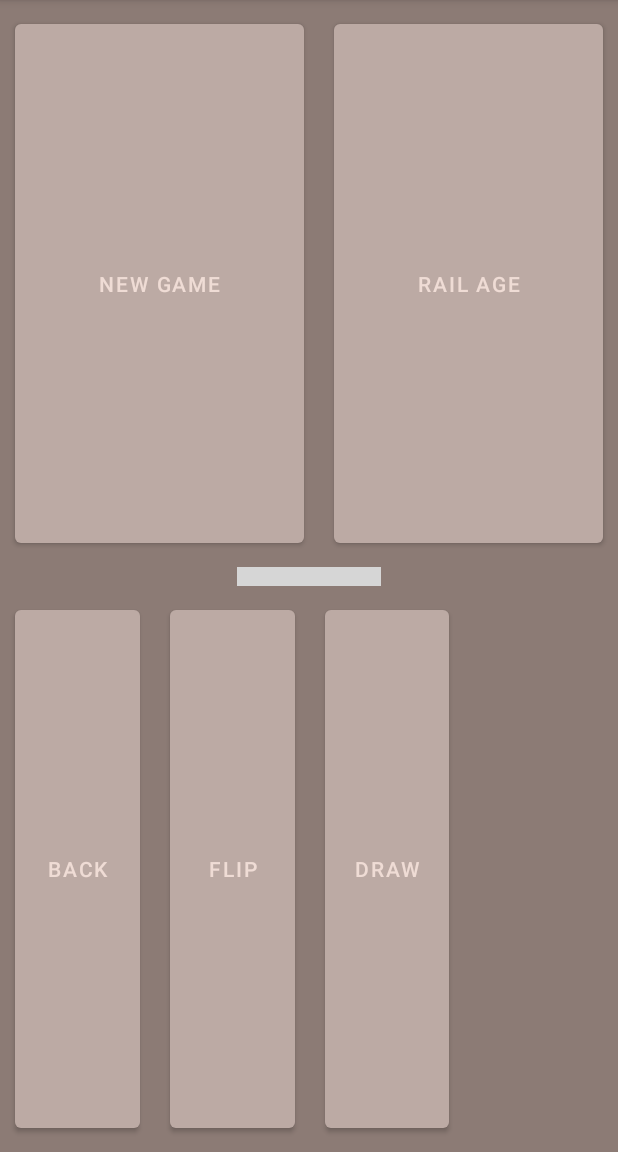
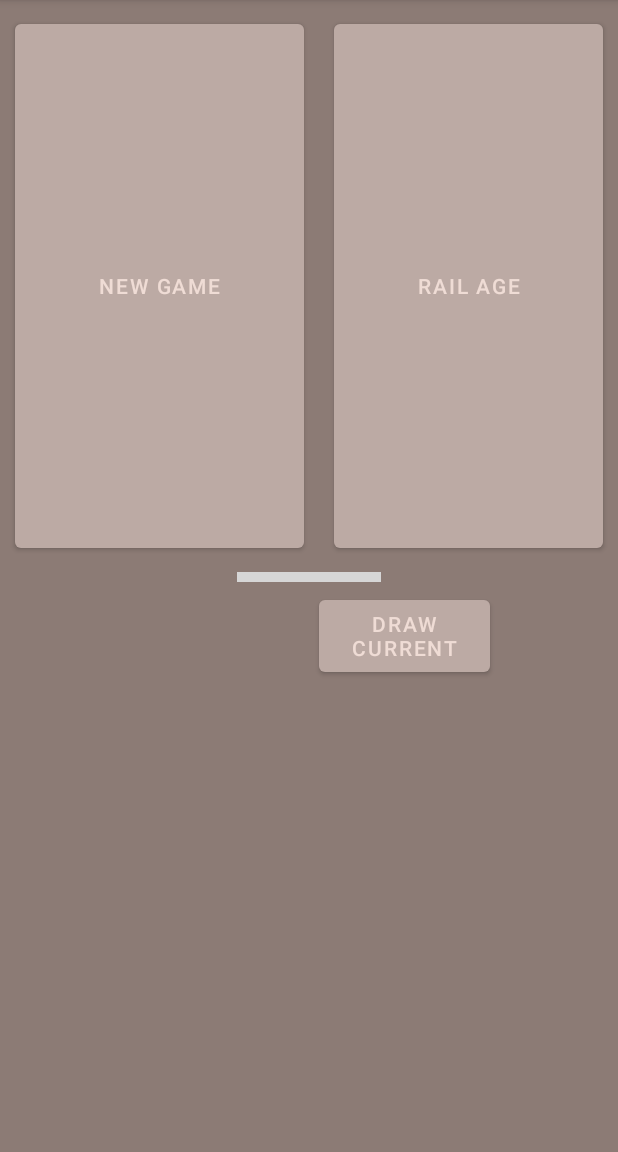
Before and after one commit to danielhlima/mautoma-brass-lancashire, an Android app: the GameFragment screen opened through its navigation route, on a phone screen of 412 x 824 dp, the part 84-1236 px from its top. Run offline under Robolectric (Android 15) with nearby library versions, the phone set to English and light mode, and no system bars; grey boxes are pictures that could not be loaded.

Commit message:
Buttons adjusted

```diff
--- a/app/src/main/java/br/com/mautomabrasslancashire/view/fragments/GameFragment.java
+++ b/app/src/main/java/br/com/mautomabrasslancashire/view/fragments/GameFragment.java
@@ -36,6 +36,7 @@ public class GameFragment extends Fragment implements DataOut.Callback<LiveData<
     private boolean firstDraw;
     private MediaPlayer player;
     private ProgressBar pBar;
+    private Button btDraw, btFlip, btTop, btBack;
 
 
     public GameFragment() {
@@ -69,7 +70,8 @@ public class GameFragment extends Fragment implements DataOut.Callback<LiveData<
 
         pBar = (ProgressBar)view.findViewById(R.id.pb_loading);
 
-        ((Button)view.findViewById(R.id.bt_back)).setOnClickListener(new View.OnClickListener() {
+        btBack = (Button)view.findViewById(R.id.bt_back);
+        btBack.setOnClickListener(new View.OnClickListener() {
             @Override
             public void onClick(View v) {
                 if(currentDeckIndex > 0){
@@ -94,14 +96,16 @@ public class GameFragment extends Fragment implements DataOut.Callback<LiveData<
             }
         });
 
-        ((Button)view.findViewById(R.id.bt_flip)).setOnClickListener(new View.OnClickListener() {
+        btFlip = (Button)view.findViewById(R.id.bt_flip);
+        btFlip.setOnClickListener(new View.OnClickListener() {
             @Override
             public void onClick(View v) {
                 flipCard();
             }
         });
 
-        ((Button)view.findViewById(R.id.bt_top)).setOnClickListener(new View.OnClickListener() {
+        btTop = (Button)view.findViewById(R.id.bt_top);
+        btTop.setOnClickListener(new View.OnClickListener() {
             @Override
             public void onClick(View v) {
                 if (currentDeckIndex + 1 == gameDeck.size()){
@@ -135,11 +139,13 @@ public class GameFragment extends Fragment implements DataOut.Callback<LiveData<
                 ((Button)view.findViewById(R.id.bt_top)).setVisibility(View.INVISIBLE);
                 ((Button)view.findViewById(R.id.bt_back)).setVisibility(View.INVISIBLE);
                 ((Button)view.findViewById(R.id.bt_flip)).setVisibility(View.INVISIBLE);
+                ((Button)view.findViewById(R.id.bt_next)).setText(R.string.draw_current);
                 player.start();
             }
         });
 
-        ((Button)view.findViewById(R.id.bt_next)).setOnClickListener(new View.OnClickListener() {
+        btDraw = (Button)view.findViewById(R.id.bt_next);
+        btDraw.setOnClickListener(new View.OnClickListener() {
             @Override
             public void onClick(View v) {
                 if(firstDraw){
@@ -181,9 +187,10 @@ public class GameFragment extends Fragment implements DataOut.Callback<LiveData<
                         });
                     }
                 }
-                ((Button)view.findViewById(R.id.bt_top)).setVisibility(View.VISIBLE);
-                ((Button)view.findViewById(R.id.bt_flip)).setVisibility(View.VISIBLE);
-                ((Button)view.findViewById(R.id.bt_back)).setVisibility(View.VISIBLE);
+                btTop.setVisibility(View.VISIBLE);
+                btFlip.setVisibility(View.VISIBLE);
+                btBack.setVisibility(View.VISIBLE);
+                btDraw.setText(R.string.draw_next);
                 player.start();
             }
         });
@@ -305,6 +312,11 @@ public class GameFragment extends Fragment implements DataOut.Callback<LiveData<
                     Collections.shuffle(deckC);
                 }
             }
+            btDraw.setText(R.string.draw_current);
+            btDraw.setVisibility(View.VISIBLE);
+            btBack.setVisibility(View.INVISIBLE);
+            btTop.setVisibility(View.INVISIBLE);
+            btFlip.setVisibility(View.INVISIBLE);
         }
 
         gameDeck.add(deckA.remove(0));
--- a/app/src/main/res/layout/fragment_deck_test.xml
+++ b/app/src/main/res/layout/fragment_deck_test.xml
@@ -15,7 +15,7 @@
     <LinearLayout
         android:layout_width="match_parent"
         android:layout_height="match_parent"
-        android:layout_weight="14"
+        android:layout_weight="13"
         android:orientation="horizontal">
 
         <Button
@@ -42,44 +42,45 @@
             android:layout_height="wrap_content"
             android:layout_gravity="center_horizontal"
             android:scaleType="fitStart"
-            android:layout_weight="3" />
+            android:layout_weight="3"
+            android:src="@drawable/a22f_cl"/>
 
         <LinearLayout
             android:layout_width="match_parent"
             android:layout_height="match_parent"
-            android:layout_weight="14"
+            android:layout_weight="13"
             android:orientation="horizontal">
 
             <Button
                 android:id="@+id/bt_back"
                 android:layout_width="wrap_content"
-                android:layout_height="match_parent"
-                android:layout_weight="3"
-                android:layout_margin="10dp"
+                android:layout_height="60dp"
+                android:layout_weight="2"
+                android:layout_margin="6dp"
                 android:text="@string/back"/>
 
             <Button
                 android:id="@+id/bt_flip"
                 android:layout_width="wrap_content"
-                android:layout_height="match_parent"
-                android:layout_margin="10dp"
-                android:layout_weight="3"
+                android:layout_height="60dp"
+                android:layout_margin="6dp"
+                android:layout_weight="2"
                 android:text="@string/flip"/>
 
             <Button
                 android:id="@+id/bt_next"
                 android:layout_width="wrap_content"
-                android:layout_height="match_parent"
-                android:layout_margin="10dp"
-                android:layout_weight="3"
-                android:text="@string/draw"/>
+                android:layout_height="60dp"
+                android:layout_margin="6dp"
+                android:layout_weight="2"
+                android:text="@string/draw_current"/>
 
             <Button
                 android:id="@+id/bt_top"
                 android:layout_width="wrap_content"
-                android:layout_height="match_parent"
-                android:layout_margin="10dp"
-                android:layout_weight="3"
+                android:layout_height="60dp"
+                android:layout_margin="6dp"
+                android:layout_weight="2"
                 android:visibility="invisible"
                 android:text="@string/top"/>
         </LinearLayout>
--- a/app/src/main/res/values/strings.xml
+++ b/app/src/main/res/values/strings.xml
@@ -2,9 +2,10 @@
     <string name="app_name">Mautoma BL</string>
     <!-- TODO: Remove or change this placeholder text -->
     <string name="hello_blank_fragment">Hello blank fragment</string>
-    <string name="back">Back</string>
-    <string name="flip">FLIP</string>
-    <string name="draw">Draw</string>
+    <string name="back">Back prev</string>
+    <string name="flip">Flip current</string>
+    <string name="draw_next">Draw next</string>
+    <string name="draw_current">Draw current</string>
     <string name="canal_age">New game</string>
     <string name="bt_rail_age">Rail age</string>
     <string name="title">Automa for Brass Lancashire</string>
@@ -12,5 +13,5 @@
     <string name="comunity">Community</string>
     <string name="presentation">App developed to simulate the Mautoma deck for the board game Brass Lancashire.\n\nYou can find more information at http://www.mautoma.com\n\nIf you would like to improve this app, please join me at:\n\nhttps://github.com/danielhlima/mautoma-brass-lancashire</string>
     <string name="partner">With authorization of Mautoma\nhttp://www.mautoma.com</string>
-    <string name="top">TOP</string>
+    <string name="top">View top</string>
 </resources>
```
Also changed, not shown: 2 other files.
